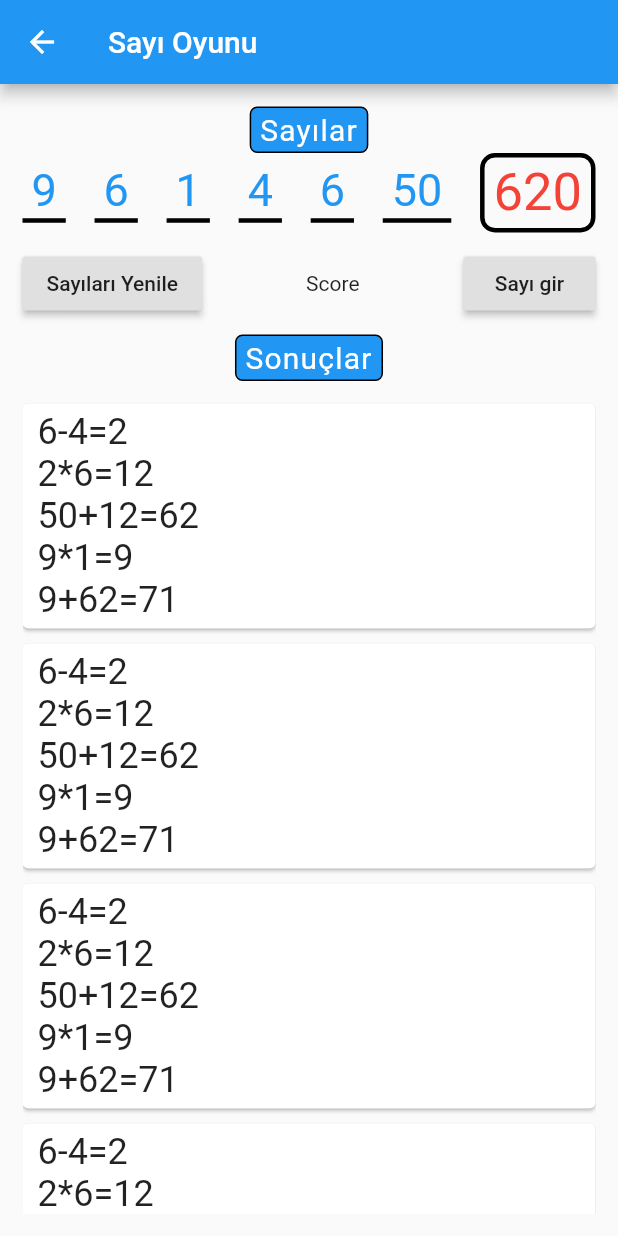
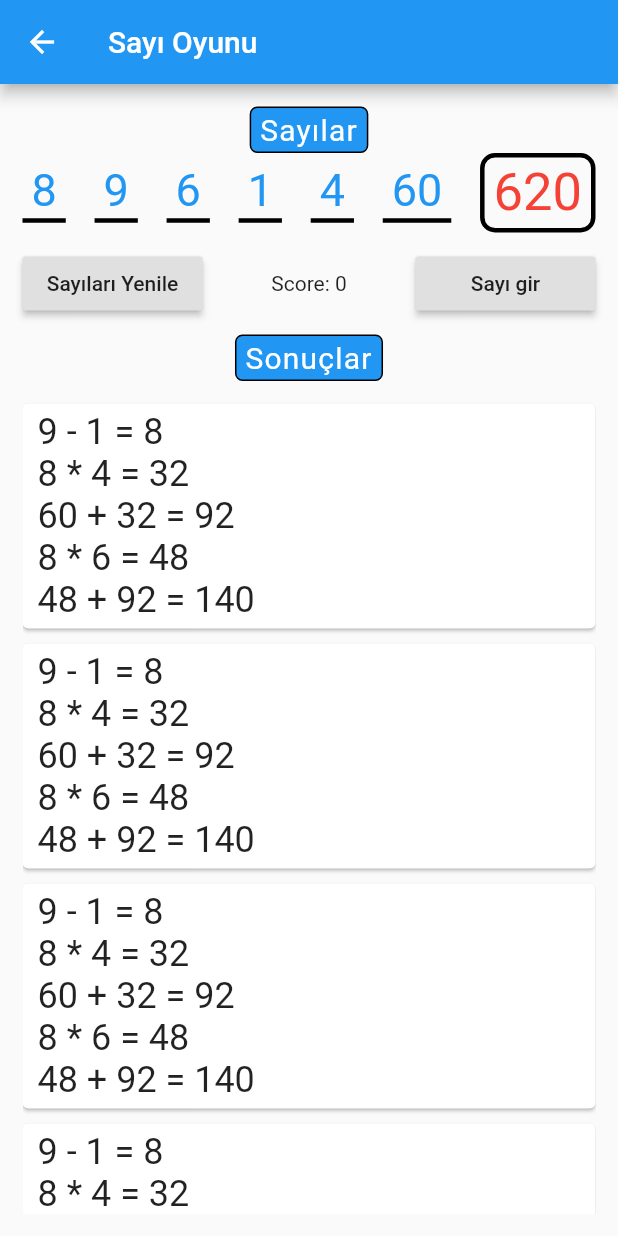
Before and after one commit to bahaby/find_the_number, a Flutter app: the NumberGamePage screen opened by its route, on a phone screen of 412 x 824 dp. Run offline on Flutter 3.47's test engine with Material 2 defaults, Android fonts, the phone set to English and light mode, and no system bars.

Commit message:
Sayı oyununa değer girme eklendi score eklendi

```diff
--- a/lib/main.dart
+++ b/lib/main.dart
@@ -1,6 +1,8 @@
 import 'package:find_the_number/pages/home_page.dart';
 import 'package:find_the_number/pages/number_game_page.dart';
 import 'package:find_the_number/pages/select_char_page.dart';
+import 'package:find_the_number/pages/select_number_page.dart';
+import 'package:find_the_number/pages/select_target_page.dart';
 import 'package:find_the_number/pages/word_game_page.dart';
 import 'package:flutter/material.dart';
 
@@ -22,6 +24,8 @@ class MyApp extends StatelessWidget {
         NumberGamePage.routeName: (_) => NumberGamePage(),
         WordGamePage.routeName: (_) => WordGamePage(),
         SelectCharPage.routeName: (_) => SelectCharPage(),
+        SelectNumberPage.routeName: (_) => SelectNumberPage(),
+        SelectTargetPage.routeName: (_) => SelectTargetPage(),
       },
     );
   }
--- a/lib/models/numbers_model.dart
+++ b/lib/models/numbers_model.dart
@@ -2,7 +2,6 @@ import 'dart:math';
 
 import 'package:find_the_number/models/results_model.dart';
 import 'package:find_the_number/models/step_model.dart';
-import 'package:flutter/foundation.dart';
 enum Operator {
   Add,
   Sub,
@@ -21,38 +20,23 @@ class NumbersModel {
   List<ResultModel> results = [];
   List<ResultModel> bestResults = [];
   List<StepModel> _steps = [];
-  List<int> baseNumbers;
-  int target;
+  int range;
 
-  NumbersModel(){
-    refresh();
-  }
-
-  refresh(){
-    generateNumbers();
-    calculate();
-  }
-
-  generateNumbers(){
+  static List<int> get generateNumbers{
     List<int> numbers = [];
     var rd = Random.secure();
-    int target = rd.nextInt(900) + 100;
     for (var i = 0; i < 6; i++) {
       numbers.add(rd.nextInt(9) + 1);
     }
     numbers.last *= 10;
-
-    this.baseNumbers = numbers;
-    this.target = target;
+    return numbers;
+  }
+  static int get generateTarget{
+    var rd = Random.secure();
+    return rd.nextInt(900) + 100;
   }
 
-  setUp(List<int> baseNumbers, int target){
-    this.baseNumbers = baseNumbers;
-    this.target = target;
-    calculate();
-  }
-
-  ResultModel operate(){
+  ResultModel operate(List<int> baseNumbers, int target){
     _steps = [];
     ResultModel result;
     int range = 100000000;
@@ -74,9 +58,9 @@ class NumbersModel {
     }
     return result;
   }
-  calculate(){
-    for (var i = 0; i < 50000; i++) {
-      ResultModel temp = operate();
+  calculate(List<int> baseNumbers, int target){
+    for (var i = 0; i < 10000; i++) {
+      ResultModel temp = operate(baseNumbers, target);
       if (temp != null){
         results.add(temp);
       }
@@ -96,6 +80,7 @@ class NumbersModel {
         bestResults.add(result);
       }
     });
+    this.range = bestRange;
   }
 
   int operation(int num1, int num2, Operator op) {
@@ -117,6 +102,8 @@ class NumbersModel {
     }
     return null;
   }
-
+  int get score{
+    return (range < 10) ? 10 - range : 0;
+  }
 
 }
--- a/lib/pages/number_game_page.dart
+++ b/lib/pages/number_game_page.dart
@@ -1,4 +1,6 @@
 import 'package:find_the_number/models/numbers_model.dart';
+import 'package:find_the_number/pages/select_number_page.dart';
+import 'package:find_the_number/pages/select_target_page.dart';
 import 'package:find_the_number/widgets/steps_item.dart';
 import 'package:flutter/material.dart';
 
@@ -10,10 +12,12 @@ class NumberGamePage extends StatefulWidget {
 }
 
 class _NumberGamePageState extends State<NumberGamePage> {
+  List<int> baseNumbers = NumbersModel.generateNumbers;
+  int target = NumbersModel.generateTarget;
   @override
   Widget build(BuildContext context) {
     NumbersModel numbers = NumbersModel();
-
+    numbers.calculate(baseNumbers, target);
     return Scaffold(
       appBar: AppBar(
         title: Text("Sayı Oyunu"),
@@ -30,13 +34,26 @@ class _NumberGamePageState extends State<NumberGamePage> {
                 crossAxisAlignment: CrossAxisAlignment.center,
                   mainAxisAlignment: MainAxisAlignment.spaceBetween,
                   children: [
-                    ...numbers.baseNumbers.asMap().entries.map((number) {
+                    ...baseNumbers.asMap().entries.map((number) {
+                      int mode = (number.key == 5) ? 1 : 0;
                       return InkWell(
                         borderRadius: BorderRadius.only(
                           topLeft: Radius.circular(5),
                           topRight: Radius.circular(5),
                         ),
-                        onTap: () {},
+                        onTap: () async {
+                          var result = await Navigator.of(context)
+                          .pushNamed(SelectNumberPage.routeName, arguments: {
+                            'number': number.value,
+                            'mode': mode,
+                          });
+                          if (result != null) {
+                            baseNumbers[number.key] = result;
+                            setState(() {
+                              numbers.calculate(baseNumbers, target);
+                            });
+                          }
+                        },
                         child: Container(
                           padding:
                               EdgeInsets.symmetric(horizontal: 6, vertical: 1),
@@ -55,6 +72,16 @@ class _NumberGamePageState extends State<NumberGamePage> {
                     }).toList(),
                     InkWell(
                       borderRadius: BorderRadius.all(Radius.circular(5)),
+                      onTap: () async {
+                          var result = await Navigator.of(context)
+                          .pushNamed(SelectTargetPage.routeName);
+                          if (result != null) {
+                            target = result;
+                            setState(() {
+                              numbers.calculate(baseNumbers, target);
+                            });
+                          }
+                        },
                       child: Container(
                         padding:
                             EdgeInsets.symmetric(horizontal: 6, vertical: 3),
@@ -63,7 +90,7 @@ class _NumberGamePageState extends State<NumberGamePage> {
                           borderRadius: BorderRadius.all(Radius.circular(10))
                         ),
                         child: Text(
-                          numbers.target.toString(),
+                          target.toString(),
                           style: TextStyle(
                             fontSize: 35,
                             color: Colors.red,
@@ -80,18 +107,32 @@ class _NumberGamePageState extends State<NumberGamePage> {
             Row(
               mainAxisAlignment: MainAxisAlignment.spaceBetween,
               children: <Widget>[
-                RaisedButton(
+                Container(
+                  width: 120,
+                  child: RaisedButton(
                     onPressed: () {
                       setState(() {
-                      numbers.refresh();
+                        baseNumbers = NumbersModel.generateNumbers;
+                        target = NumbersModel.generateTarget;
+                        numbers.calculate(baseNumbers, target);
                       });
                     },
                     child: Text("Sayıları Yenile"),
                   ),
-                Text("Score"),
-                RaisedButton(
-                  onPressed: () {},
+                ),
+                Text("Score: ${numbers.score}"),
+                Container(
+                  width: 120,
+                  child: RaisedButton(
+                    onPressed: () {
+                      setState(() {
+                        baseNumbers = [1, 4, 2, 5, 7, 60];
+                        target = 485;
+                        numbers.calculate(baseNumbers, target);
+                      });
+                    },
                     child: Text("Sayı gir"),
+                  ),
                 ),
               ],
             ),
--- a/lib/pages/word_game_page.dart
+++ b/lib/pages/word_game_page.dart
@@ -76,7 +76,7 @@ class _WordGamePageState extends State<WordGamePage> {
                   },
                   child: Text("Yenile"),
                 ),
-                Text("Score"),
+                Text("Score: ${words.score}"),
                 RaisedButton(
                   onPressed: () {},
                   child: Text("Harf gir"),
--- a/lib/widgets/steps_item.dart
+++ b/lib/widgets/steps_item.dart
@@ -18,9 +18,9 @@ class StepsItem extends StatelessWidget {
             return Row(
               children: <Widget>[
                 Text(step.num1.toString(), style: style,),
-                Text(step.op, style: style,),
+                Text(" ${step.op} ", style: style,),
                 Text(step.num2.toString(), style: style,),
-                Text("=", style: style,),
+                Text(" = ", style: style,),
                 Text(step.result.toString(), style: style,),
               ],
             );
--- a/pubspec.yaml
+++ b/pubspec.yaml
@@ -19,7 +19,6 @@ environment:
 dependencies:
   flutter:
     sdk: flutter
-  provider: ^4.0.4
 
 
   # The following adds the Cupertino Icons font to your application.
```
Also changed, not shown: lib/models/words_model.dart (+13 -0 lines), lib/pages/home_page.dart (+10 -0 lines), lib/pages/select_number_page.dart (added, +26 -0 lines), lib/pages/select_target_page.dart (added, +73 -0 lines), lib/widgets/number_item.dart (added, +26 -0 lines), pubspec.lock. Lines whose indentation alone changed are shown as unchanged.
